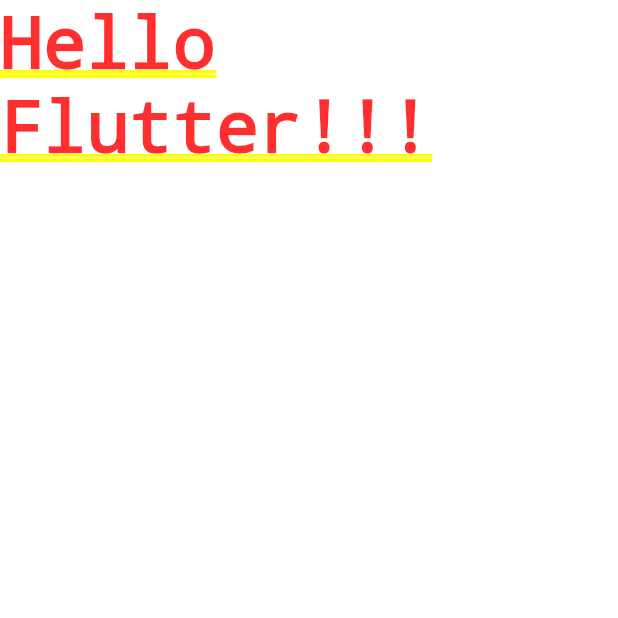
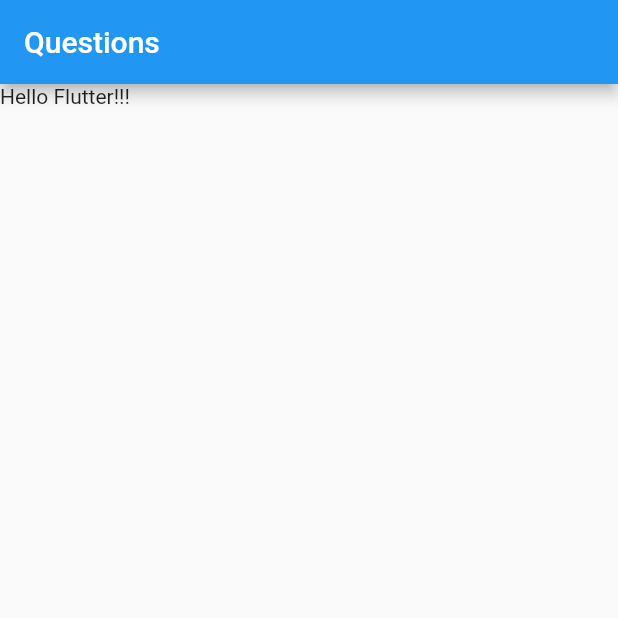
Before and after one commit to fbomateus/Simple-Survey-Questionnaire, a Flutter app: the screen it shows after launch, on a phone screen of 412 x 824 dp, the top half of it. Run offline on Flutter 3.47's test engine with Material 2 defaults, Android fonts, the light colour scheme and no system bars.

Commit message:
adding Scaffold to the home and AppBar

```diff
--- a/lib/main.dart
+++ b/lib/main.dart
@@ -5,7 +5,12 @@
 class SurveyQuetionnaireApp extends StatelessWidget {
   Widget build(BuildContext context) {
     return MaterialApp(
-      home: Text('Hello Flutter!!!'),
+      home: Scaffold(
+        appBar: AppBar(
+          title: Text('Questions'),
+        ),
+        body: Text('Hello Flutter!!!'),
+      ),
     );
   }
 }
```
